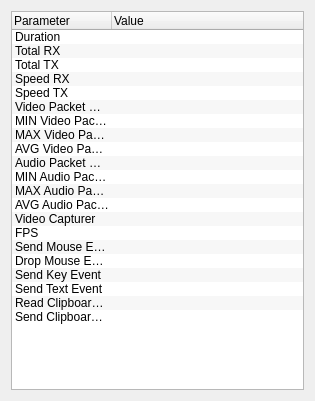
The window that source/client/ui/statistics_dialog.ui (dchapyshev/aspia) describes before a commit, drawn with Qt 5.
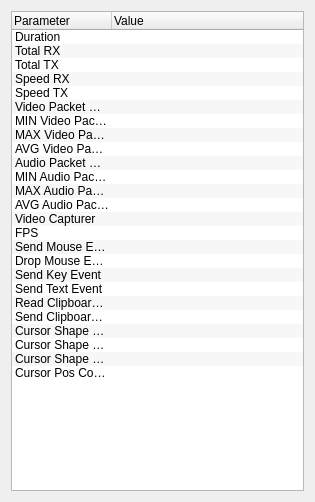
The same window after the commit.

Commit message: Implement "Show remote cursor position" option; implement cursor capturing via DXGI.

What changed in the file:
```diff
--- a/source/client/ui/statistics_dialog.ui
+++ b/source/client/ui/statistics_dialog.ui
@@ -7,7 +7,7 @@
     <x>0</x>
     <y>0</y>
     <width>315</width>
-    <height>401</height>
+    <height>502</height>
    </rect>
   </property>
   <property name="windowTitle">
@@ -146,6 +146,26 @@
        <string notr="true">Send Clipboard Event</string>
       </property>
      </item>
+     <item>
+      <property name="text">
+       <string notr="true">Cursor Shape Count</string>
+      </property>
+     </item>
+     <item>
+      <property name="text">
+       <string notr="true">Cursor Shape From Cache</string>
+      </property>
+     </item>
+     <item>
+      <property name="text">
+       <string notr="true">Cursor Shape Cache Size</string>
+      </property>
+     </item>
+     <item>
+      <property name="text">
+       <string notr="true">Cursor Pos Count</string>
+      </property>
+     </item>
     </widget>
    </item>
   </layout>
```
The commit also changes 98 other files.
